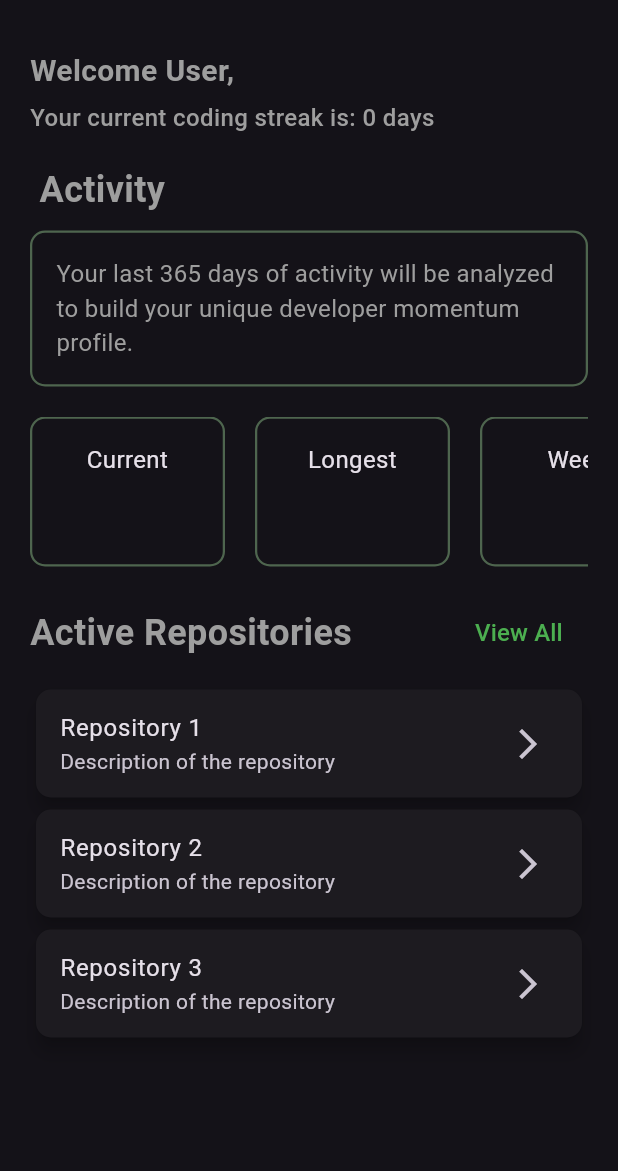
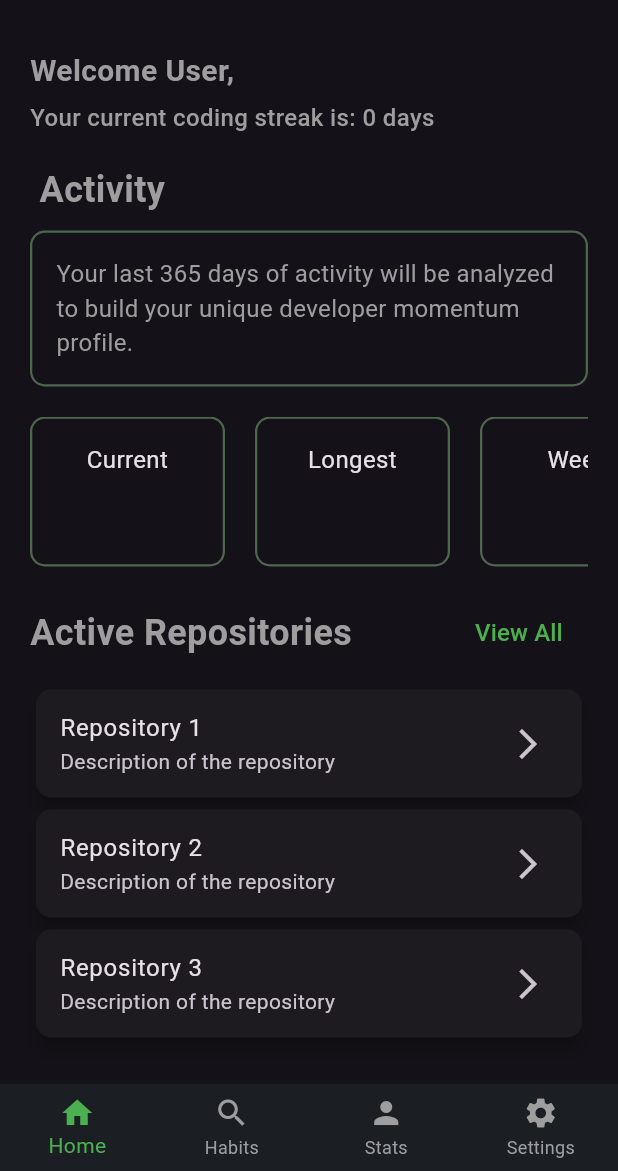
Before and after one commit to zen-void59/Git-Streak-App, a Flutter app: the screen it shows after launch, on a phone screen of 412 x 824 dp, the part 65-1236 px from its top. Run offline on Flutter 3.47's test engine with Material 3 defaults, Android fonts, the phone set to English and light mode, and no system bars.

Commit message:
Made an bottom Navigation bar

```diff
--- a/lib/dashboard_page.dart
+++ b/lib/dashboard_page.dart
@@ -1,5 +1,5 @@
 import "package:flutter/material.dart";
-
+import "package:gitstreak_app/navigation_bar.dart" as app_nav;
 class DashboardPage extends StatefulWidget {
   const DashboardPage({super.key});
 
@@ -194,10 +194,12 @@ class _DashboardPageState extends State<DashboardPage> {
                 ),
               ),
 
+
             ],
           ),
         ),
       ),
+      bottomNavigationBar: const app_nav.CustomNavigationBar(),
     );
   }
 }
--- /dev/null
+++ b/lib/navigation_bar.dart
@@ -0,0 +1,35 @@
+import "package:flutter/material.dart";
+
+class CustomNavigationBar extends StatelessWidget {
+  const CustomNavigationBar({super.key});
+
+  @override
+  Widget build(BuildContext context) {
+    return BottomNavigationBar(
+       type: BottomNavigationBarType.fixed,
+  currentIndex: 0,
+
+  selectedItemColor: Colors.green,
+  unselectedItemColor: Colors.grey,
+  backgroundColor: const Color(0xFF1B1F24),
+      items: const [
+        BottomNavigationBarItem(
+          icon: Icon(Icons.home),
+          label: 'Home',
+        ),
+        BottomNavigationBarItem(
+          icon: Icon(Icons.search),
+          label: 'Habits',
+        ),
+        BottomNavigationBarItem(
+          icon: Icon(Icons.person),
+          label: 'Stats',
+        ),
+        BottomNavigationBarItem(
+          icon : Icon(Icons.settings),
+          label: 'Settings',
+        )
+      ],
+    );
+  }
+}
```
